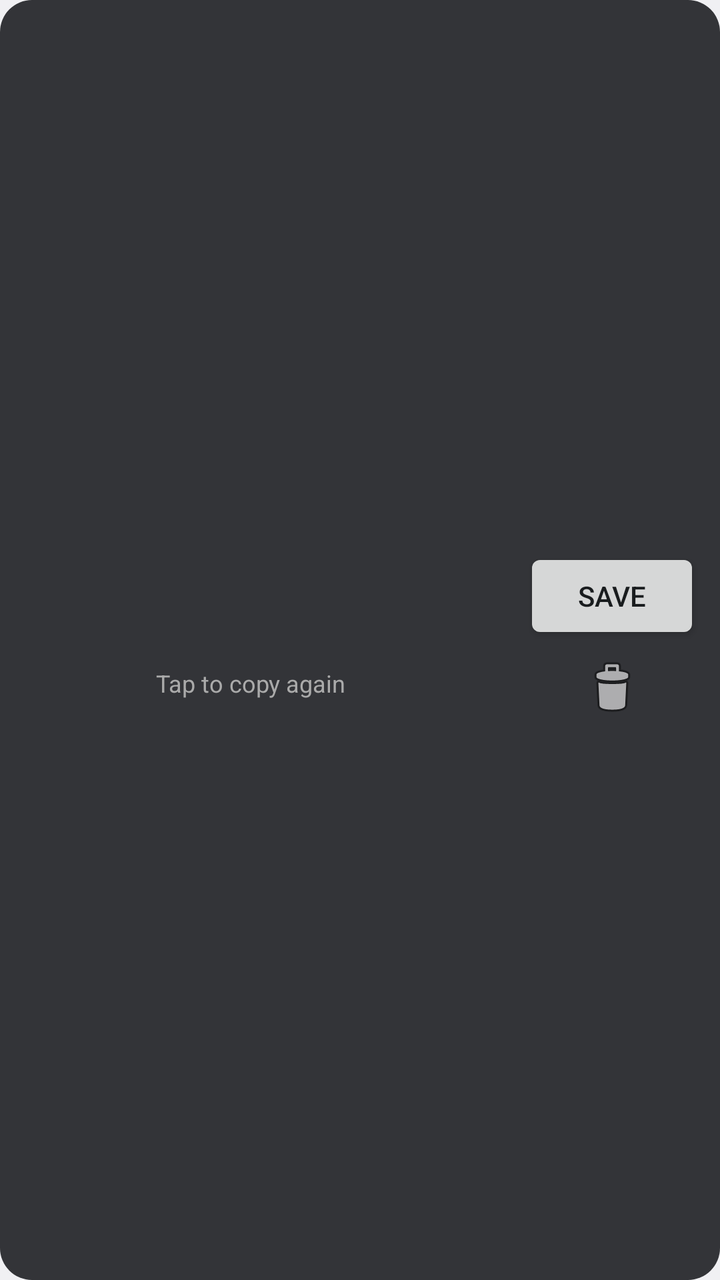
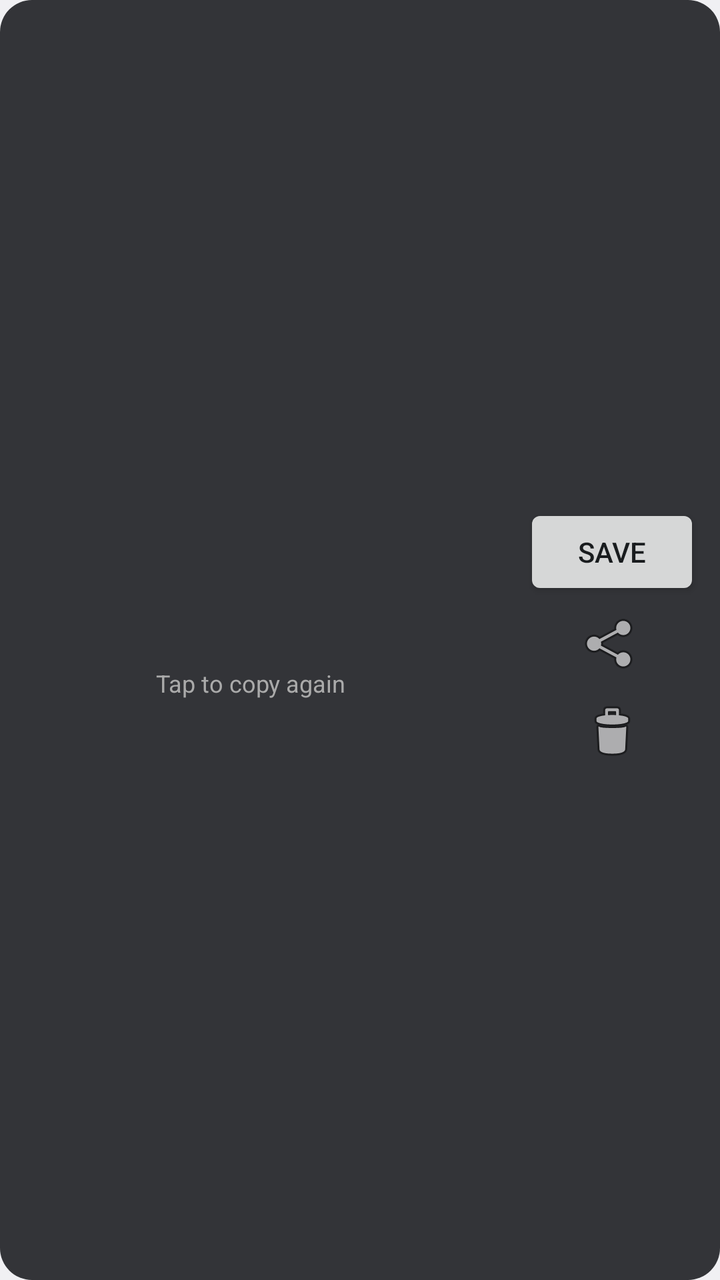

Compare the two renders of this Android layout. The source of the first and the diff that turns it into the second are given below.
<!-- AndroidManifest.xml: application theme AppTheme -->
<!-- res/layout/row_shot.xml -->
<?xml version="1.0" encoding="utf-8"?>
<LinearLayout xmlns:android="http://schemas.android.com/apk/res/android"
    android:layout_width="match_parent"
    android:layout_height="wrap_content"
    android:orientation="horizontal"
    android:gravity="center_vertical"
    android:padding="10dp"
    android:background="@drawable/overlay_bg">

    <ImageView
        android:id="@+id/thumb"
        android:layout_width="56dp"
        android:layout_height="96dp"
        android:scaleType="centerCrop"
        android:contentDescription="@string/app_name" />

    <LinearLayout
        android:layout_width="0dp"
        android:layout_height="wrap_content"
        android:layout_weight="1"
        android:layout_marginStart="12dp"
        android:orientation="vertical">

        <TextView
            android:id="@+id/name"
            android:layout_width="match_parent"
            android:layout_height="wrap_content"
            android:textColor="#FFFFFF"
            android:textSize="13sp"
            android:singleLine="true"
            android:ellipsize="middle" />

        <TextView
            android:id="@+id/left"
            android:layout_width="match_parent"
            android:layout_height="wrap_content"
            android:textColor="#FFD54F"
            android:textSize="16sp"
            android:paddingTop="4dp" />

        <TextView
            android:layout_width="match_parent"
            android:layout_height="wrap_content"
            android:textColor="#AAAAAA"
            android:textSize="12sp"
            android:text="@string/tap_to_copy" />
    </LinearLayout>

    <LinearLayout
        android:layout_width="wrap_content"
        android:layout_height="wrap_content"
        android:orientation="vertical"
        android:gravity="center_horizontal">

        <Button
            android:id="@+id/save"
            android:layout_width="wrap_content"
            android:layout_height="wrap_content"
            android:text="@string/save" />

        <ImageButton
            android:id="@+id/delete"
            android:layout_width="44dp"
            android:layout_height="44dp"
            android:background="?android:attr/selectableItemBackgroundBorderless"
            android:src="@android:drawable/ic_menu_delete"
            android:contentDescription="@string/delete" />
    </LinearLayout>
</LinearLayout>
<!-- resources referenced by this layout -->
<resources>
  <!-- drawable overlay_bg (drawable) -->
  <shape xmlns:android="http://schemas.android.com/apk/res/android" android:shape="rectangle">
      <solid android:color="#E6202124" />
      <corners android:radius="16dp" />
  </shape>
  <string name="app_name">SnapFade</string>
  <string name="delete">Delete now</string>
  <string name="save">Save</string>
  <string name="tap_to_copy">Tap to copy again</string>
  <style name="AppTheme" parent="@android:style/Theme.DeviceDefault.DayNight">
          <item name="android:windowNoTitle">true</item>
          <item name="android:windowActionBar">false</item>
      </style>
</resources>

<!-- the commit's change to res/layout/row_shot.xml (unified diff, before → after) -->
@@ -59,6 +59,14 @@
             android:text="@string/save" />
 
         <ImageButton
+            android:id="@+id/share"
+            android:layout_width="44dp"
+            android:layout_height="44dp"
+            android:background="?android:attr/selectableItemBackgroundBorderless"
+            android:src="@android:drawable/ic_menu_share"
+            android:contentDescription="@string/share" />
+
+        <ImageButton
             android:id="@+id/delete"
             android:layout_width="44dp"
             android:layout_height="44dp"
<!-- resource entries referenced after the edit -->
@@ -8,6 +8,7 @@
   <string name="app_name">SnapFade</string>
   <string name="delete">Delete now</string>
   <string name="save">Save</string>
+  <string name="share">Share</string>
   <string name="tap_to_copy">Tap to copy again</string>
   <style name="AppTheme" parent="@android:style/Theme.DeviceDefault.DayNight">
           <item name="android:windowNoTitle">true</item>
